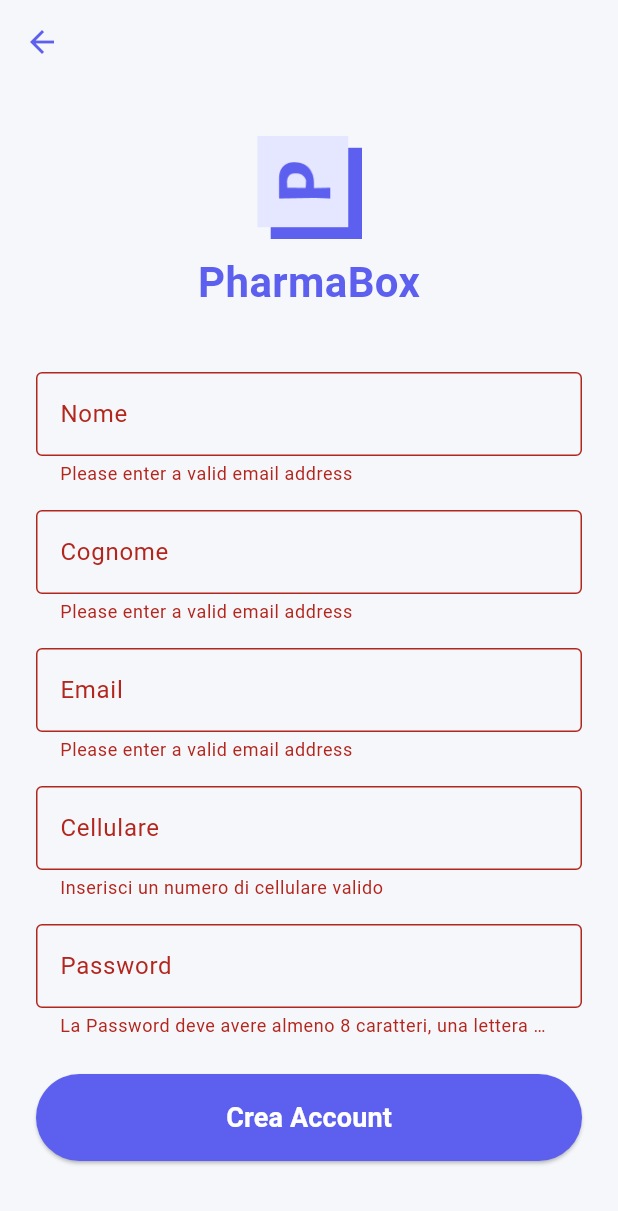
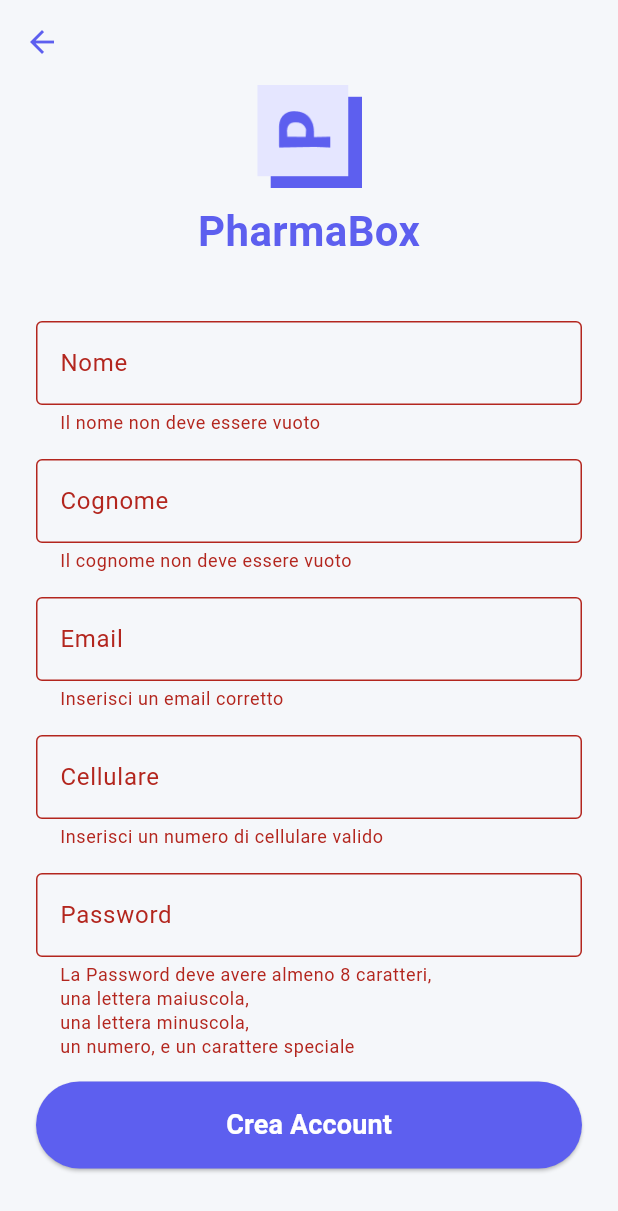
Before and after one commit to anish77/PharmaBox, a Flutter app: the NewAccountPage screen opened directly, after a tap on "Crea Account", on a phone screen of 412 x 824 dp. Shown: the top 1211 px of the screen. Run offline on Flutter 3.47's test engine with Material 3 defaults, Android fonts, the light colour scheme and no system bars; our stand-ins replace cloud_firestore, firebase_auth, firebase_core, flutter_riverpod, logger, toggle_switch; accounts and stored records are empty.

Commit message:
update padding, add control for isEmailCorrect

```diff
--- a/lib/data/constants.dart
+++ b/lib/data/constants.dart
@@ -14,8 +14,10 @@ const kRed = Color(0xFFC6180B);
 const kWhite = Color(0xFFFFFFFF);
 
 //messages
-const kEmailError = 'Please enter a valid email address';
-const kPasswordError = 'La Password deve avere almeno 8 caratteri, una lettera maiuscola, una lettera minuscola, un numero, e un carattere speciale';
+const kNomeError = 'Il nome non deve essere vuoto';
+const kCognomeError = 'Il cognome non deve essere vuoto';
+const kEmailError = 'Inserisci un email corretto';
+const kPasswordError = 'La Password deve avere almeno 8 caratteri, \nuna lettera maiuscola, \nuna lettera minuscola, \nun numero, e un carattere speciale';
 const kCellError = 'Inserisci un numero di cellulare valido';
 const kCercaProdotto = 'Cerca prodotto';
 const kMsgErroreCercaProdotto =
@@ -39,5 +41,6 @@ const kPasswordHint = 'Enter your password';*/
 final kRegexPassword = RegExp(
   r'^(?=.*[A-Z])(?=.*[a-z])(?=.*\d)(?=.*[!@#\$&*~^%+=?_\-]).{8,}$',
 );
-// reguisiti per il numero di cellulare
+// reguisiti:
 final kRegexCell = RegExp(r'^(?:\+39)?3\d{9}$');
+final kRegexEmail = RegExp(r'^[\w-\.]+@([\w-]+\.)+[\w-]{2,4}$');
--- a/lib/screens/login_page.dart
+++ b/lib/screens/login_page.dart
@@ -181,7 +181,7 @@ class _LoginPageState extends State<LoginPage> {
 
                   // Bottone crea account
                   Padding(
-                    padding: const EdgeInsets.only(bottom: 21),
+                    padding: const EdgeInsets.only(bottom: 45),
                     child: CustomButton(
                       title: "Crea nuovo account",
                       titleColor: kPrimary,
--- a/lib/screens/new_account_page.dart
+++ b/lib/screens/new_account_page.dart
@@ -85,6 +85,10 @@ class _NewAccountPageState extends State<NewAccountPage> {
     return kRegexCell.hasMatch(cellulare);
   }
 
+  bool isEmailCorrect(String email) {
+    return kRegexEmail.hasMatch(email);
+  }
+
   @override
   Widget build(BuildContext context) {
     return Scaffold(
@@ -112,7 +116,8 @@ class _NewAccountPageState extends State<NewAccountPage> {
                         mainAxisSize: MainAxisSize.min,
                         children: [
                           // Logo + Brand Name
-                          Column(
+                          SingleChildScrollView(
+                            child: Column(
                               children: [
                                 Image.asset(kLogo, height: 70, width: 70),
                                 const SizedBox(height: 8),
@@ -126,13 +131,14 @@ class _NewAccountPageState extends State<NewAccountPage> {
                                 ),
                               ],
                             ),
+                          ),
                           const SizedBox(height: 40),
 
                           CustomTextFormField(
                             label: 'Nome',
                             validator: (value) {
                               if (value == null || value.trim().isEmpty) {
-                                return kEmailError;
+                                return kNomeError;
                               }
                               return null;
                             },
@@ -147,7 +153,7 @@ class _NewAccountPageState extends State<NewAccountPage> {
                             label: 'Cognome',
                             validator: (value) {
                               if (value == null || value.trim().isEmpty) {
-                                return kEmailError;
+                                return kCognomeError;
                               }
                               return null;
                             },
@@ -161,9 +167,8 @@ class _NewAccountPageState extends State<NewAccountPage> {
                             label: 'Email',
                             keyboardType: TextInputType.emailAddress,
                             validator: (value) {
-                              if (value == null ||
-                                  value.trim().isEmpty ||
-                                  !value.contains('@')) {
+                              if (value != null &&
+                                  isEmailCorrect(value) == false) {
                                 return kEmailError;
                               }
                               return null;
@@ -177,7 +182,8 @@ class _NewAccountPageState extends State<NewAccountPage> {
                             label: 'Cellulare',
                             keyboardType: TextInputType.phone,
                             validator: (value) {
-                              if (value != null && isCellCorrect(value) == false) {
+                              if (value != null &&
+                                  isCellCorrect(value) == false) {
                                 return kCellError;
                               }
                               return null;
@@ -191,7 +197,8 @@ class _NewAccountPageState extends State<NewAccountPage> {
                             label: 'Password',
                             obscureText: true,
                             validator: (value) {
-                              if (value != null && isPasswordSecure(value) == false) {
+                              if (value != null &&
+                                  isPasswordSecure(value) == false) {
                                 return kPasswordError;
                               }
                               return null;
@@ -200,9 +207,15 @@ class _NewAccountPageState extends State<NewAccountPage> {
                               _enteredPassword = value!;
                             },
                           ),
-                          const SizedBox(height: 24),
-
-                          CustomButton(
+                          const SizedBox(height: 16),
+                        ],
+                      ),
+                    ),
+                  ),
+                ),
+                Padding(
+                  padding: const EdgeInsets.only(bottom: 45),
+                  child: CustomButton(
                     title: "Crea Account",
                     titleColor: Colors.white,
                     backgroundColor: kPrimary,
@@ -215,11 +228,6 @@ class _NewAccountPageState extends State<NewAccountPage> {
                       _submitLogin();
                     },
                   ),
-                          const SizedBox(height: 16),
-                        ],
-                      ),
-                    ),
-                  ),
                 ),
               ],
             ),
```
Lines whose indentation alone changed are shown as unchanged.
